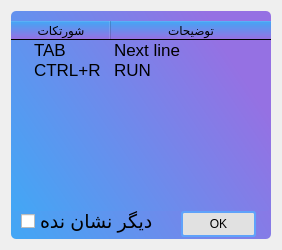
This is ui/shortcut.ui in mahdi9925/JointShear as Qt 5 draws it before an edit. The edited form follows.
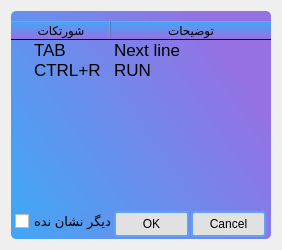
This is the edited form.

Commit message: `ui/shortcut.ui` add cancel button

The edit to the form file:
```diff
--- a/ui/shortcut.ui
+++ b/ui/shortcut.ui
@@ -31,15 +31,15 @@
      <widget class="QCheckBox" name="checkBox">
       <property name="geometry">
        <rect>
-        <x>10</x>
+        <x>4</x>
         <y>190</y>
-        <width>133</width>
+        <width>101</width>
         <height>41</height>
        </rect>
       </property>
       <property name="font">
        <font>
-        <pointsize>14</pointsize>
+        <pointsize>10</pointsize>
        </font>
       </property>
       <property name="autoFillBackground">
@@ -154,7 +154,7 @@
      <widget class="QPushButton" name="pushButton">
       <property name="geometry">
        <rect>
-        <x>170</x>
+        <x>103</x>
         <y>200</y>
         <width>75</width>
         <height>26</height>
@@ -177,6 +177,32 @@
        <string>OK</string>
       </property>
      </widget>
+     <widget class="QPushButton" name="cancel">
+      <property name="geometry">
+       <rect>
+        <x>180</x>
+        <y>200</y>
+        <width>75</width>
+        <height>26</height>
+       </rect>
+      </property>
+      <property name="styleSheet">
+       <string notr="true">QPushButton{
+	background-color: rgb(225, 225, 225);
+	border-radius : 3px;
+	border: 2px solid #5fa2fa;
+}
+
+QPushButton:hover{
+	background-color: rgb(225, 225, 225);
+	border-radius : 3px;
+	border: 3px solid #0d76ff;
+}</string>
+      </property>
+      <property name="text">
+       <string>Cancel</string>
+      </property>
+     </widget>
     </widget>
    </item>
   </layout>
```
Left out of the diff: 2 changed lines with no effect on the pictures.
